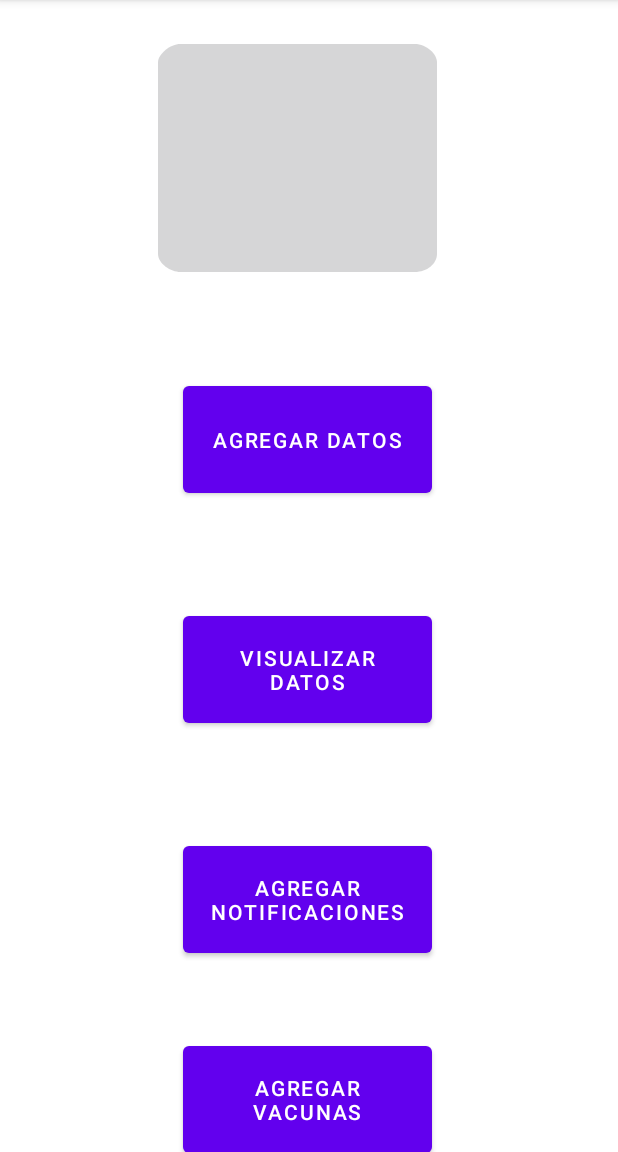
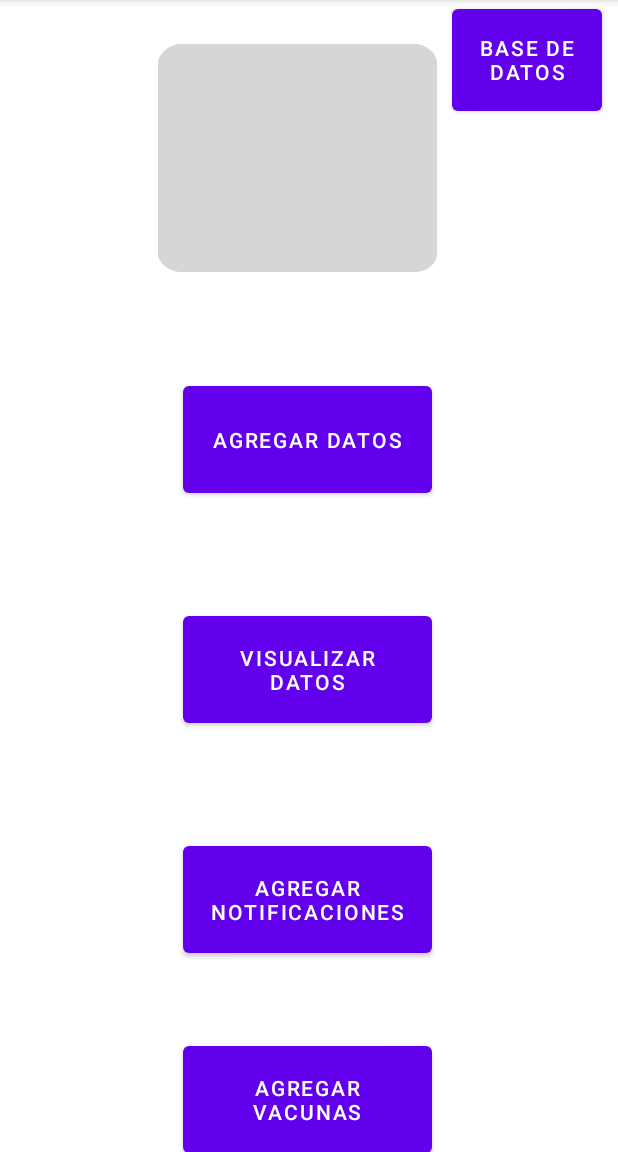
Before and after one commit to ItsJesitoVro/ControlVet, an Android app: the screen it shows after launch (MainActivity), on a phone screen of 412 x 824 dp, the part 84-1236 px from its top. Run offline under Robolectric (Android 15) with nearby library versions, the phone set to English and light mode, and no system bars.

Commit message:
Avance de la 3da semana del proyecto con cambios nuevos, se agrego la base de datos que fue hecha desde AndroidStudio y esta es de SQLite para evitar que el apk pese mucho.

```diff
--- a/app/src/main/res/layout/activity_main.xml
+++ b/app/src/main/res/layout/activity_main.xml
@@ -14,19 +14,25 @@
         android:background="#00FFFFFF">
 
         <ImageView
-            android:id="@+id/icono"
+            android:id="@+id/logo"
             android:layout_width="186dp"
             android:layout_height="152dp"
             android:layout_marginStart="105dp"
             android:layout_marginTop="29dp"
-            android:layout_marginEnd="50dp"
+            android:layout_marginEnd="10dp"
             android:layout_marginBottom="50dp"
             android:contentDescription="@string/todo"
             android:visibility="visible"
             app:layout_constraintStart_toStartOf="parent"
             app:layout_constraintTop_toTopOf="parent"
             android:background="@mipmap/ic_launcher_round"
-            tools:ignore="SpeakableTextPresentCheck"/></LinearLayout>
+            tools:ignore="SpeakableTextPresentCheck"/>
+    <Button
+        android:id="@+id/btnCrear"
+        android:layout_width="100dp"
+        android:layout_height="80dp"
+        android:text="Base de datos"></Button>
+    </LinearLayout>
 
     <ScrollView
         android:layout_width="match_parent"
```
Also changed, not shown: app/src/main/AndroidManifest.xml (+10 -5 lines), app/src/main/java/com/example/controlvet/MainActivity.java (+45 -0 lines), app/src/main/java/com/example/controlvet/bd/DbHelper.java (added, +71 -0 lines).
